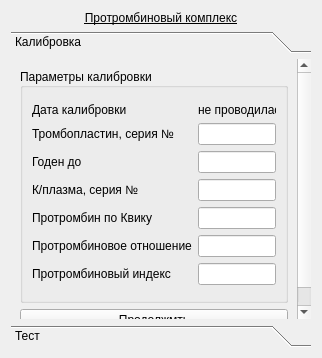
The window that choisedialog/ko5.ui (krang4d/Agrekola) describes before a commit, drawn with Qt 5.
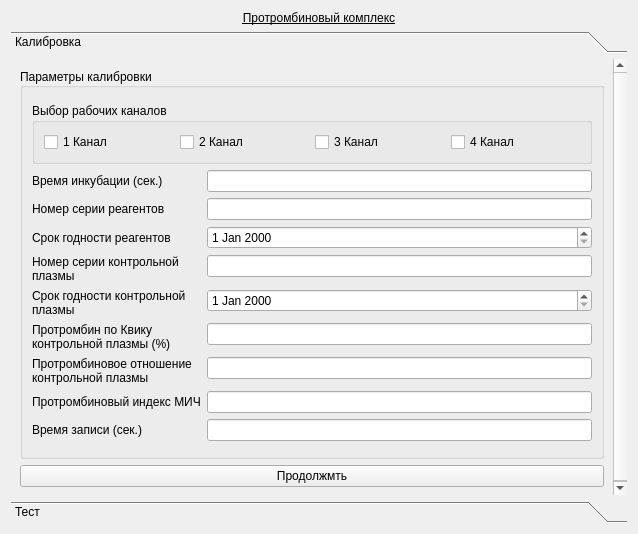
The same window after the commit. Custom widgets are drawn as their Qt base class.

The edit to the form file:
```diff
--- a/choisedialog/ko5.ui
+++ b/choisedialog/ko5.ui
@@ -6,8 +6,8 @@
    <rect>
     <x>0</x>
     <y>0</y>
-    <width>322</width>
-    <height>358</height>
+    <width>638</width>
+    <height>534</height>
    </rect>
   </property>
   <property name="windowTitle">
@@ -34,8 +34,8 @@
        <rect>
         <x>0</x>
         <y>0</y>
-        <width>304</width>
-        <height>267</height>
+        <width>620</width>
+        <height>443</height>
        </rect>
       </property>
       <attribute name="label">
@@ -51,30 +51,23 @@
           <set>Qt::AlignLeading|Qt::AlignLeft|Qt::AlignVCenter</set>
          </property>
          <layout class="QFormLayout" name="formLayout">
-          <item row="1" column="0">
-           <widget class="QLabel" name="label_9">
-            <property name="text">
-             <string>Дата калибровки</string>
+          <item row="0" column="0" colspan="2">
+           <spacer name="verticalSpacer_2">
+            <property name="orientation">
+             <enum>Qt::Vertical</enum>
             </property>
-           </widget>
-          </item>
-          <item row="1" column="1">
-           <widget class="QLabel" name="label_calibrationData">
-            <property name="minimumSize">
+            <property name="sizeHint" stdset="0">
              <size>
-              <width>40</width>
-              <height>0</height>
+              <width>20</width>
+              <height>40</height>
              </size>
             </property>
-            <property name="text">
-             <string>не проводилась</string>
-            </property>
-           </widget>
+           </spacer>
           </item>
           <item row="3" column="0">
            <widget class="QLabel" name="label_1">
             <property name="text">
-             <string>Тромбопластин, серия №</string>
+             <string>Номер серии реагентов</string>
             </property>
             <property name="buddy">
              <cstring>lineEdit_1</cstring>
@@ -87,20 +80,15 @@
           <item row="4" column="0">
            <widget class="QLabel" name="label_2">
             <property name="text">
-             <string>Годен до</string>
-            </property>
-            <property name="buddy">
-             <cstring>lineEdit_2</cstring>
+             <string>Срок годности реагентов</string>
             </property>
            </widget>
           </item>
-          <item row="4" column="1">
-           <widget class="QLineEdit" name="lineEdit_2"/>
-          </item>
           <item row="5" column="0">
            <widget class="QLabel" name="label_3">
             <property name="text">
-             <string>К/плазма, серия №</string>
+             <string>Номер серии контрольной
+плазмы</string>
             </property>
             <property name="buddy">
              <cstring>lineEdit_3</cstring>
@@ -110,54 +98,76 @@
           <item row="5" column="1">
            <widget class="QLineEdit" name="lineEdit_3"/>
           </item>
-          <item row="6" column="0">
+          <item row="7" column="0">
            <widget class="QLabel" name="label_4">
             <property name="text">
-             <string>Протромбин по Квику</string>
+             <string>Протромбин по Квику
+контрольной плазмы (%)</string>
             </property>
             <property name="buddy">
              <cstring>lineEdit_4</cstring>
             </property>
            </widget>
           </item>
-          <item row="6" column="1">
+          <item row="7" column="1">
            <widget class="QLineEdit" name="lineEdit_4"/>
           </item>
-          <item row="7" column="0">
+          <item row="8" column="0">
            <widget class="QLabel" name="label_5">
             <property name="text">
-             <string>Протромбиновое отношение</string>
+             <string>Протромбиновое отношение
+контрольной плазмы</string>
             </property>
             <property name="buddy">
              <cstring>lineEdit_5</cstring>
             </property>
            </widget>
           </item>
-          <item row="7" column="1">
+          <item row="8" column="1">
            <widget class="QLineEdit" name="lineEdit_5">
             <property name="enabled">
              <bool>true</bool>
             </property>
            </widget>
           </item>
-          <item row="8" column="0">
+          <item row="9" column="0">
            <widget class="QLabel" name="label_6">
             <property name="text">
-             <string>Протромбиновый индекс</string>
+             <string>Протромбиновый индекс МИЧ</string>
             </property>
             <property name="buddy">
              <cstring>lineEdit_6</cstring>
             </property>
            </widget>
           </item>
-          <item row="8" column="1">
+          <item row="9" column="1">
            <widget class="QLineEdit" name="lineEdit_6">
             <property name="enabled">
              <bool>true</bool>
             </property>
            </widget>
           </item>
-          <item row="9" column="0" colspan="2">
+          <item row="10" column="0">
+           <widget class="QLabel" name="label_t">
+            <property name="text">
+             <string>Время записи (сек.)</string>
+            </property>
+            <property name="buddy">
+             <cstring>lineEdit_time</cstring>
+            </property>
+           </widget>
+          </item>
+          <item row="10" column="1">
+           <widget class="QLineEdit" name="lineEdit_time">
+            <property name="inputMethodHints">
+             <set>Qt::ImhDigitsOnly</set>
+            </property>
+            <property name="text">
+             <string/>
+            </property>
+           </widget>
+          </item>
+          <item row="12" column="0" colspan="2">
            <spacer name="verticalSpacer">
             <property name="orientation">
              <enum>Qt::Vertical</enum>
@@ -170,18 +180,73 @@
             </property>
            </spacer>
           </item>
-          <item row="0" column="0" colspan="2">
-           <spacer name="verticalSpacer_2">
-            <property name="orientation">
-             <enum>Qt::Vertical</enum>
+          <item row="4" column="1">
+           <widget class="QDateEdit" name="dateEdit"/>
+          </item>
+          <item row="2" column="0">
+           <widget class="QLabel" name="label_incube">
+            <property name="text">
+             <string>Время инкубации (сек.)</string>
             </property>
-            <property name="sizeHint" stdset="0">
-             <size>
-              <width>20</width>
-              <height>40</height>
-             </size>
+           </widget>
+          </item>
+          <item row="2" column="1">
+           <widget class="QLineEdit" name="lineEdit_incube">
+            <property name="inputMethodHints">
+             <set>Qt::ImhDigitsOnly</set>
             </property>
-           </spacer>
+            <property name="text">
+             <string/>
+            </property>
+           </widget>
+          </item>
+          <item row="1" column="0" colspan="2">
+           <widget class="QGroupBox" name="groupBox_2">
+            <property name="title">
+             <string>Выбор рабочих каналов</string>
+            </property>
+            <layout class="QHBoxLayout" name="horizontalLayout">
+             <item>
+              <widget class="QCheckBox" name="checkBox_1">
+               <property name="text">
+                <string>1 Канал</string>
+               </property>
+              </widget>
+             </item>
+             <item>
+              <widget class="QCheckBox" name="checkBox_2">
+               <property name="text">
+                <string>2 Канал</string>
+               </property>
+              </widget>
+             </item>
+             <item>
+              <widget class="QCheckBox" name="checkBox_3">
+               <property name="text">
+                <string>3 Канал</string>
+               </property>
+              </widget>
+             </item>
+             <item>
+              <widget class="QCheckBox" name="checkBox_4">
+               <property name="text">
+                <string>4 Канал</string>
+               </property>
+              </widget>
+             </item>
+            </layout>
+           </widget>
+          </item>
+          <item row="6" column="0">
+           <widget class="QLabel" name="label_7">
+            <property name="text">
+             <string>Срок годности контрольной
+плазмы</string>
+            </property>
+           </widget>
+          </item>
+          <item row="6" column="1">
+           <widget class="QDateEdit" name="dateEdit_2"/>
           </item>
          </layout>
         </widget>
```
Left out of the diff: 4 changed lines with no effect on the pictures.
